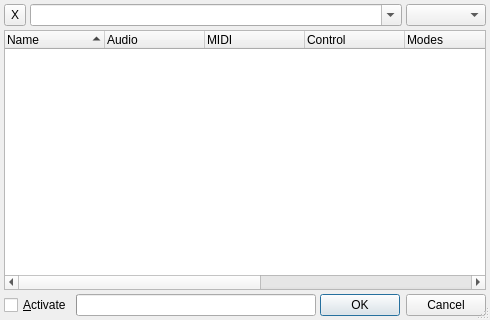
Above: src/qtractorPluginSelectForm.ui from rncbc/qtractor before the change. Below: the same form after it.
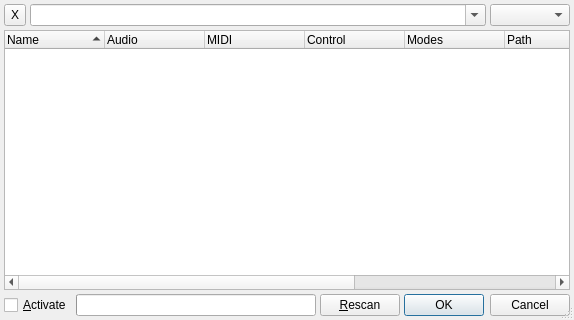
That is the form after the change. Icons and pictures are not drawn.

Commit message: - Plug-in rescan option has been added to plug-ins selection   dialog (yet another suggestion by Frank Neumann, thanks).

Patch:
```diff
--- a/src/qtractorPluginSelectForm.ui
+++ b/src/qtractorPluginSelectForm.ui
@@ -219,6 +219,51 @@
        </property>
       </widget>
      </item>
+     <item>
+      <spacer>
+       <property name="orientation" >
+        <enum>Qt::Horizontal</enum>
+       </property>
+       <property name="sizeType" >
+        <enum>QSizePolicy::Expanding</enum>
+       </property>
+       <property name="sizeHint" >
+        <size>
+         <width>20</width>
+         <height>20</height>
+        </size>
+       </property>
+      </spacer>
+     </item>
+     <item>
+      <widget class="QPushButton" name="PluginRescanPushButton" >
+       <property name="toolTip" >
+        <string>Rescan for available plugins (refresh)</string>
+       </property>
+       <property name="text" >
+        <string>&amp;Rescan</string>
+       </property>
+       <property name="icon" >
+        <iconset resource="qtractor.qrc" >:/images/formRefresh.png</iconset>
+        </property>
+      </widget>
+     </item>
+     <item>
+      <spacer>
+       <property name="orientation" >
+        <enum>Qt::Horizontal</enum>
+       </property>
+       <property name="sizeType" >
+        <enum>QSizePolicy::Expanding</enum>
+       </property>
+       <property name="sizeHint" >
+        <size>
+         <width>20</width>
+         <height>20</height>
+        </size>
+       </property>
+      </spacer>
+     </item>
      <item>
       <widget class="QDialogButtonBox" name="DialogButtonBox">
        <property name="orientation">
```
Left out of the diff: 3 changed lines with no effect on the pictures. The commit also changes 12 other files.
